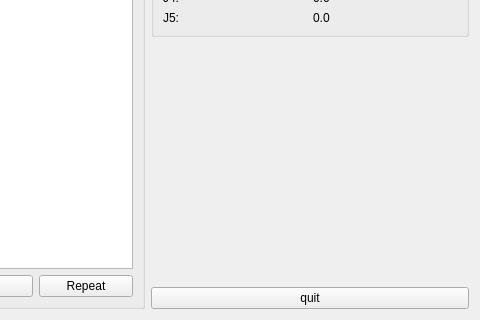
This is inchworm_like.ui in Skyendless/MiniBot as Qt 5 draws it before an edit; both pictures show x 185 to 665 and y 234 to 554 of the 665 by 554 pixel window. The edited form follows.
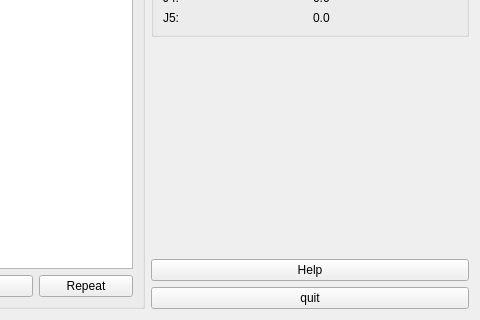
This is the edited form. Icons and pictures are not drawn.

Commit message: 为仿尺蠖构型添加帮助对话框，帮助信息还需进一步完善。

What changed in the file:
```diff
--- a/inchworm_like.ui
+++ b/inchworm_like.ui
@@ -562,6 +562,13 @@
        </property>
       </spacer>
      </item>
+     <item>
+      <widget class="QPushButton" name="help_button">
+       <property name="text">
+        <string>Help</string>
+       </property>
+      </widget>
+     </item>
      <item>
       <widget class="QPushButton" name="quit_button">
        <property name="text">
```
The commit also changes 4 other files.
